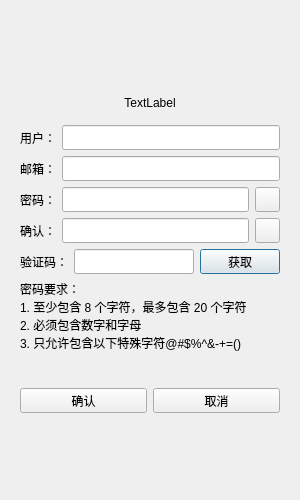
Qt form client/ui/registerdialog.ui (GedRelay/ChatCraft-Client) before a commit.
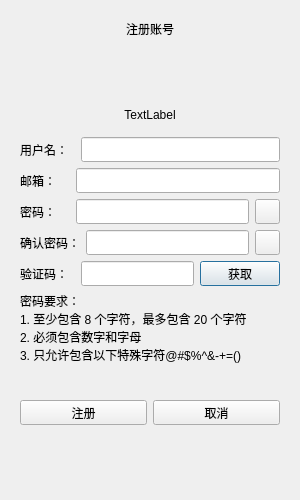
The same form after that commit. Custom widgets are drawn as their Qt base class.

Commit message: 实现修改密码功能

Patch:
```diff
--- a/client/ui/registerdialog.ui
+++ b/client/ui/registerdialog.ui
@@ -32,6 +32,16 @@
       <widget class="QStackedWidget" name="stackedWidget">
        <widget class="QWidget" name="page">
         <layout class="QVBoxLayout" name="verticalLayout_3">
+         <item>
+          <widget class="QLabel" name="page_tag_label">
+           <property name="text">
+            <string>注册账号</string>
+           </property>
+           <property name="alignment">
+            <set>Qt::AlignCenter</set>
+           </property>
+          </widget>
+         </item>
          <item>
           <spacer name="verticalSpacer">
            <property name="orientation">
@@ -78,7 +88,7 @@
               </size>
              </property>
              <property name="text">
-              <string>用户：</string>
+              <string>用户名：  </string>
              </property>
             </widget>
            </item>
@@ -117,12 +127,21 @@
               </size>
              </property>
              <property name="text">
-              <string>邮箱：</string>
+              <string>邮箱：    </string>
              </property>
             </widget>
            </item>
            <item>
             <widget class="QLineEdit" name="email_edit">
+             <property name="enabled">
+              <bool>true</bool>
+             </property>
+             <property name="sizePolicy">
+              <sizepolicy hsizetype="Expanding" vsizetype="Fixed">
+               <horstretch>0</horstretch>
+               <verstretch>0</verstretch>
+              </sizepolicy>
+             </property>
              <property name="minimumSize">
               <size>
                <width>0</width>
@@ -156,7 +175,7 @@
               </size>
              </property>
              <property name="text">
-              <string>密码：</string>
+              <string>密码：    </string>
              </property>
             </widget>
            </item>
@@ -220,7 +239,7 @@
               </size>
              </property>
              <property name="text">
-              <string>确认：</string>
+              <string>确认密码：</string>
              </property>
             </widget>
            </item>
@@ -284,7 +303,7 @@
               </size>
              </property>
              <property name="text">
-              <string>验证码：</string>
+              <string>验证码：  </string>
              </property>
             </widget>
            </item>
@@ -374,7 +393,7 @@
               </size>
              </property>
              <property name="text">
-              <string>确认</string>
+              <string>注册</string>
              </property>
             </widget>
            </item>
```
Left out of the diff: 8 changed lines with no effect on the pictures. The commit also changes 14 other files.
